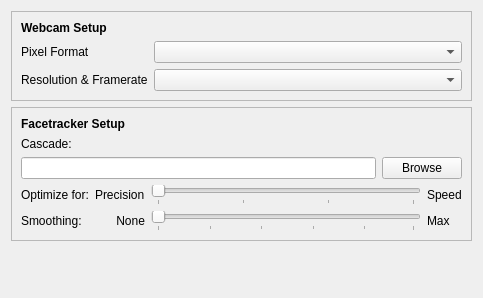
StarTuz/linuxtrack-Qt6-Wayland, file src/qt_gui/l_wcft_setup.ui: the form before one commit.
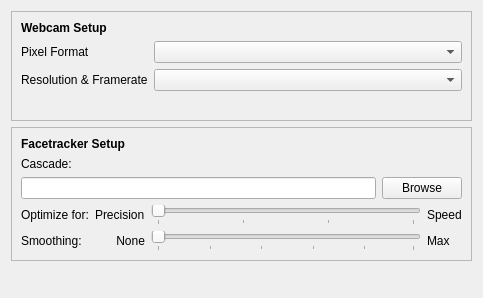
The form after the commit.

Commit message: Label webcam mode support in setup UI

What changed in the file:
```diff
--- a/src/qt_gui/l_wcft_setup.ui
+++ b/src/qt_gui/l_wcft_setup.ui
@@ -87,6 +87,16 @@
           </property>
          </widget>
         </item>
+        <item row="2" column="0" colspan="2">
+         <widget class="QLabel" name="WebcamFtModeHint">
+          <property name="wordWrap">
+           <bool>true</bool>
+          </property>
+          <property name="text">
+           <string/>
+          </property>
+         </widget>
+        </item>
        </layout>
       </item>
      </layout>
```
The commit also changes 6 other files.
